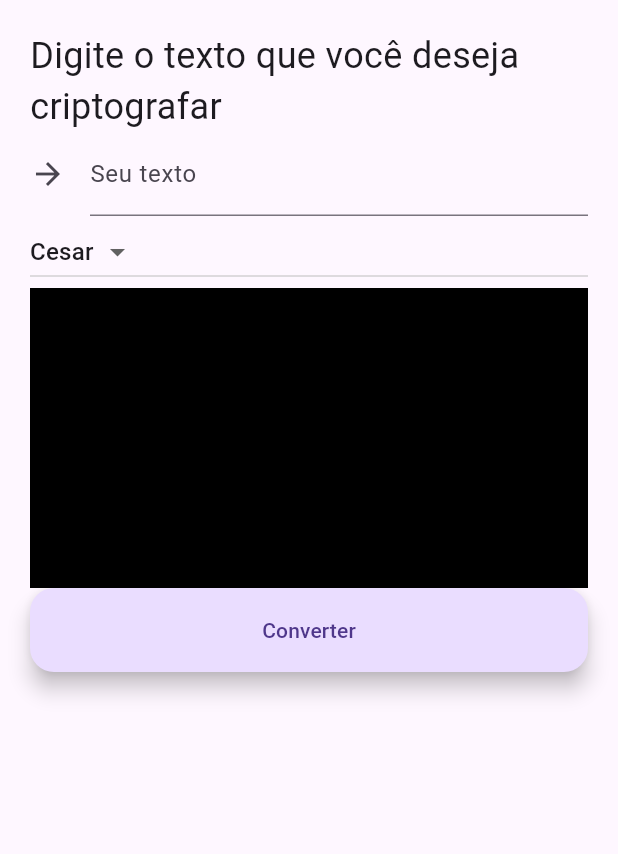
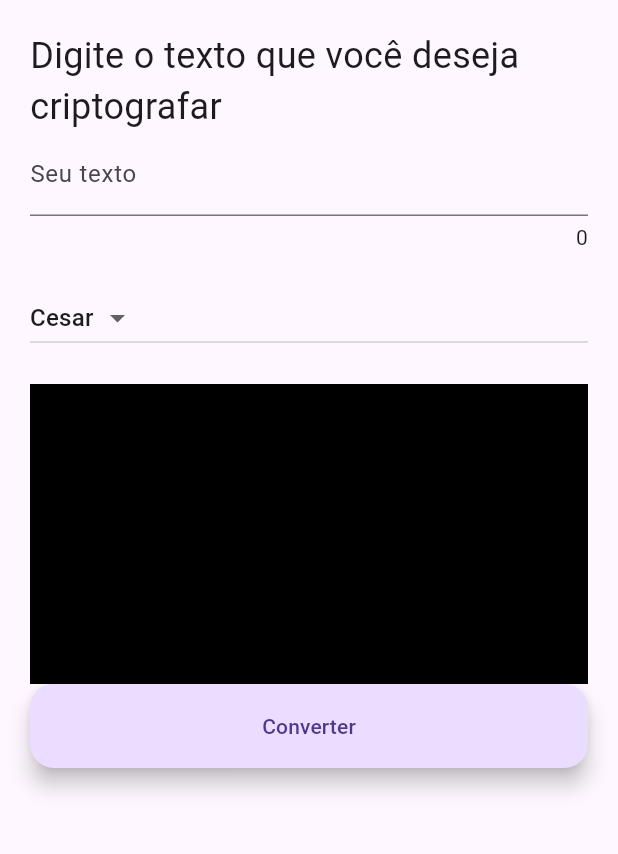
Before and after one commit to weldson01/well_crypto_flutter, a Flutter app: the screen it shows after launch, on a phone screen of 412 x 824 dp, the part 84-938 px from its top. Run offline on Flutter 3.47's test engine with Material 3 defaults, Android fonts, the phone set to English and light mode, and no system bars.

Commit message:
refact: home

```diff
--- a/lib/src/screens/home/Home.dart
+++ b/lib/src/screens/home/Home.dart
@@ -29,8 +29,8 @@ class _HomeState extends State<Home> {
             Text("Digite o texto que você deseja criptografar", style: TextStyle(fontSize: 24),),
             TextField(
               decoration: InputDecoration(
-                icon: Icon(Icons.arrow_forward),
-                label: Text("Seu texto")
+                label: Text("Seu texto"),
+                counter: Text(stringToCrypto.length.toString())
               ),
               onChanged: (value) {
                 setState(() {
@@ -38,6 +38,7 @@ class _HomeState extends State<Home> {
                 });
               },
             ),
+            SizedBox(height: 20,),
             DropdownButton(
               value:  cryptoType,
               focusColor: Colors.amber,
@@ -52,12 +53,13 @@ class _HomeState extends State<Home> {
                 cryptoType = value.toString();
               });
             }),
+            SizedBox(height: 20,),
             Container(
               color: Colors.black,
               height: 200,
               child: Padding(
                 padding: const EdgeInsets.all(20.0),
-                child: Text(cryptedValue, style: TextStyle(fontSize: 24, color: Colors.white),),
+                child: Text(cryptedValue, style: TextStyle(fontSize: 24, color: Colors.green),),
               ),
             ),
             FloatingActionButton(
```
Also changed, not shown: lib/controller/CryptoController.dart (+13 -4 lines).
